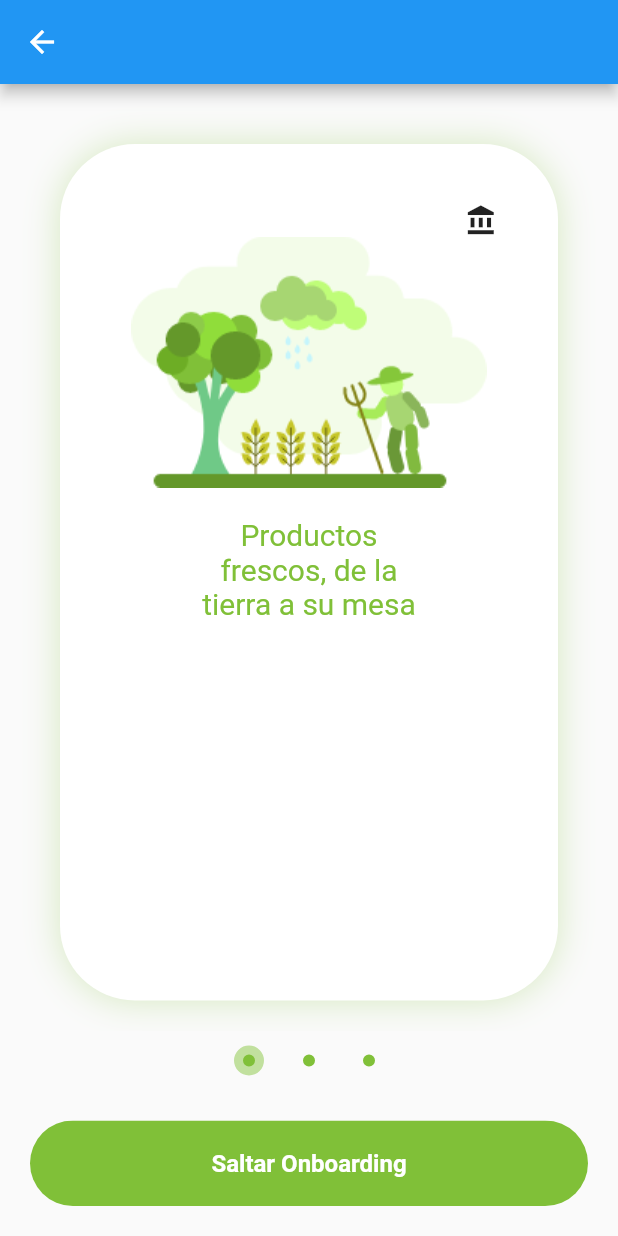
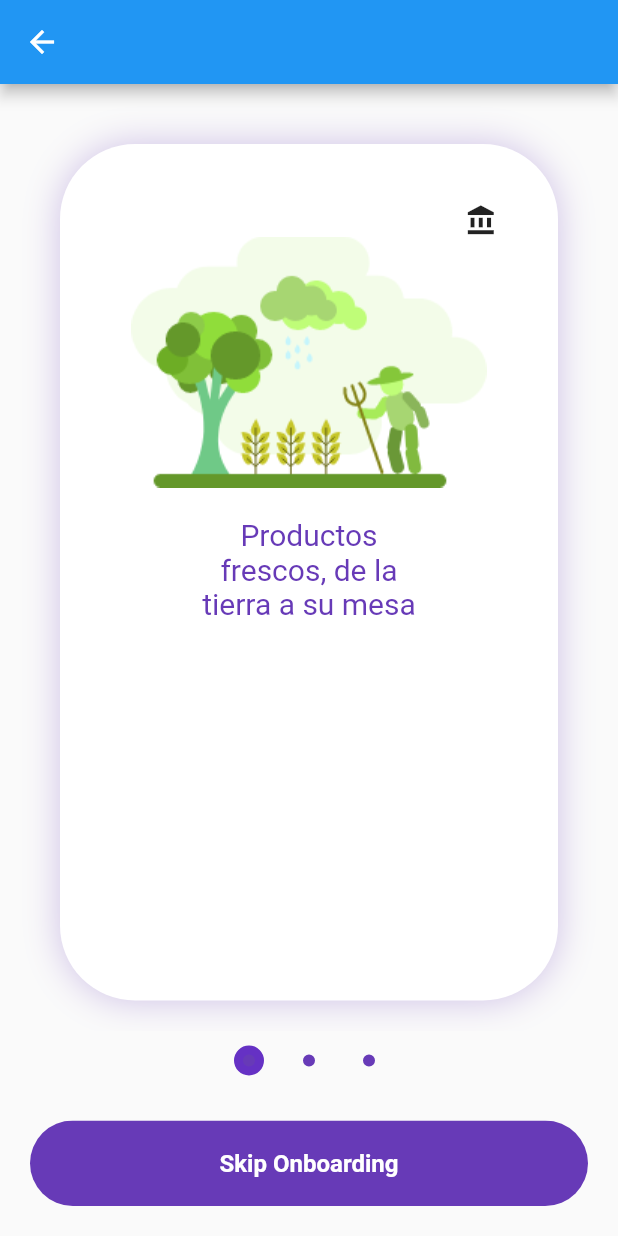
Before and after one commit to bessongjunior/dispo_mobile, a Flutter app: the OnboardingPage screen opened directly, on a phone screen of 412 x 824 dp. Run offline on Flutter 3.47's test engine with Material 2 defaults, Android fonts, the light colour scheme and no system bars; our stand-ins replace firebase_auth, flutter_svg, google_sign_in, image_picker; accounts and stored records are empty.

Commit message:
app colors updates

```diff
--- a/lib/pages/onboarding.dart
+++ b/lib/pages/onboarding.dart
@@ -56,7 +56,7 @@ class _OnboardingPageState extends State<OnboardingPage> {
                                         borderRadius: BorderRadius.circular(50),
                                         boxShadow: [
                                           BoxShadow(
-                                              color: AppColors.MAIN_COLOR.withOpacity(0.3),
+                                              color: AppColors.Main_Color.withOpacity(0.3),
                                               blurRadius: 20,
                                               offset: Offset.zero
                                           )
@@ -76,7 +76,7 @@ class _OnboardingPageState extends State<OnboardingPage> {
                                               Text(_content[index].message!,
                                                   textAlign: TextAlign.center,
                                                   style: const TextStyle(
-                                                      color: AppColors.MAIN_COLOR,
+                                                      color: AppColors.Main_Color,
                                                       fontSize: 20
                                                   )
                                               )
@@ -90,8 +90,8 @@ class _OnboardingPageState extends State<OnboardingPage> {
                                               // Utils.mainAppNav.currentState!.pushNamed('/mainpage');
                                             },
                                             label: 'Entrar Ahora!',
-                                            color: AppColors.DARK_GREEN,
-                                            highlight: AppColors.DARKER_GREEN,
+                                            color: AppColors.Main_second,
+                                            highlight: AppColors.Dark_green,
                                           ),
                                         )
                                       ],
@@ -118,11 +118,11 @@ class _OnboardingPageState extends State<OnboardingPage> {
                                   height: 20,
                                   margin: const EdgeInsets.all(10),
                                   decoration: BoxDecoration(
-                                      color: AppColors.MAIN_COLOR,
+                                      color: AppColors.Main_Color,
                                       borderRadius: BorderRadius.circular(50),
                                       border: Border.all(
                                           width: 6,
-                                          color: pageIndex == index ? AppColors.LIGHTER_GREEN : Theme.of(context).canvasColor
+                                          color: pageIndex == index ? AppColors.Main_Primary : Theme.of(context).canvasColor
                                       )
                                   ),
                                 ),
@@ -134,7 +134,7 @@ class _OnboardingPageState extends State<OnboardingPage> {
                       onClick: () {
                         // Utils.mainAppNav.currentState!.pushNamed('/mainpage');
                       },
-                      label: 'Saltar Onboarding'
+                      label: 'Skip Onboarding'
                   )
                 ],
               ),
--- a/lib/utils/appcolors.dart
+++ b/lib/utils/appcolors.dart
@@ -1,22 +1,25 @@
+// ignore_for_file: constant_identifier_names
 import 'dart:core';
-import 'dart:ui';
+// import 'dart:ui';
 
 import 'package:flutter/material.dart';
 
 class AppColors {
-  static const Color MAIN_COLOR = Color(0xFF80C038);
-  static const Color MEATS = Color(0xFFC02828);
-  static const Color FRUITS = Color(0xFFC028BA);
-  static const Color VEGS = Color(0xFF28C080);
-  static const Color SEEDS = Color(0xFFC05D28);
-  static const Color PASTRIES = Color(0xFF5D28C0);
-  static const Color SPICES = Color(0xFF1BB1DE);
-
-  // other colors
-  static const Color DARK_GREEN = Color(0xFF1B6948);
-  static const Color DARKER_GREEN = Color(0xFF0B452C);
-  static const Color HIGHTLIGHT_DEFAULT = Color(0xFF5A8E12);
-  static const Color LIGHTER_GREEN = Color(0xFFC1E09E);
+  static const Color Main_Color = Color(0xff673ab7);
+  static const Color Main_Primary = Color(0xff6531c4);
+  static const Color Main_second = Color(0xff94ffb9);
+  static const Color BackGround = Color(0xfff7f6fb);
+  static const Color BackGround_Primary = Color(0xffe7e5f1);
+  static const Color Main_Buttons = Color(0xffe7e5f1);
+  static const Color Main_Buttons_Primary = Color(0xffdbdadf);
+  static const Color Main_Buttons_secondary = Color(0xffdbdadf);
+  static const Color Main_Buttons_DarkPurple = Color(0xff49148b); //deep purple
+  static const Color Dark_green = Color(0xFF1B6948);
+  static const Color Darker_green = Color(0xFF0B452C);
+  static const Color Highlight_Default = Color(0xFF5A8E12);
+  static const Color Text_Dark = Color(0xff000000);
+  static const Color Text_Lighter_Green = Color(0xff6fd4bf);
+  static const Color Text_White = Color(0xffffffff);
 }
 
 class MainAppColors {
@@ -34,9 +37,18 @@ class MainAppColors {
     end: Alignment.bottomRight,
     colors: [Color(0xFF7600FF), Color(0xFF28C080)],
   );
+
 // static const Color LighterDark_Color = Color();
   // static const Color LightDark_Color = Color(); // light dark
   // static const Color LighterDark_Color = Color(); //lighter dark
 
 //others
+//   static const Color MAIN_COLOR = Color(0xFF80C038);
+//   static const Color MEATS = Color(0xFFC02828);
+//   static const Color FRUITS = Color(0xFFC028BA);
+//   static const Color VEGS = Color(0xFF28C080);
+//   static const Color SEEDS = Color(0xFFC05D28);
+//   static const Color PASTRIES = Color(0xFF5D28C0);
+//   static const Color SPICES = Color(0xFF1BB1DE);
+
 }
--- a/lib/widgets/themebutton.dart
+++ b/lib/widgets/themebutton.dart
@@ -17,8 +17,8 @@ class ThemeButton extends StatelessWidget {
   ThemeButton({Key? key,
     this.label,
     this.labelColor = Colors.white,
-    this.color = AppColors.MAIN_COLOR,
-    this.highlight = AppColors.HIGHTLIGHT_DEFAULT,
+    this.color = AppColors.Main_Color,
+    this.highlight = AppColors.Main_Primary,
     this.icon,
     this.borderColor = Colors.transparent,
     this.borderWidth = 4,
```
